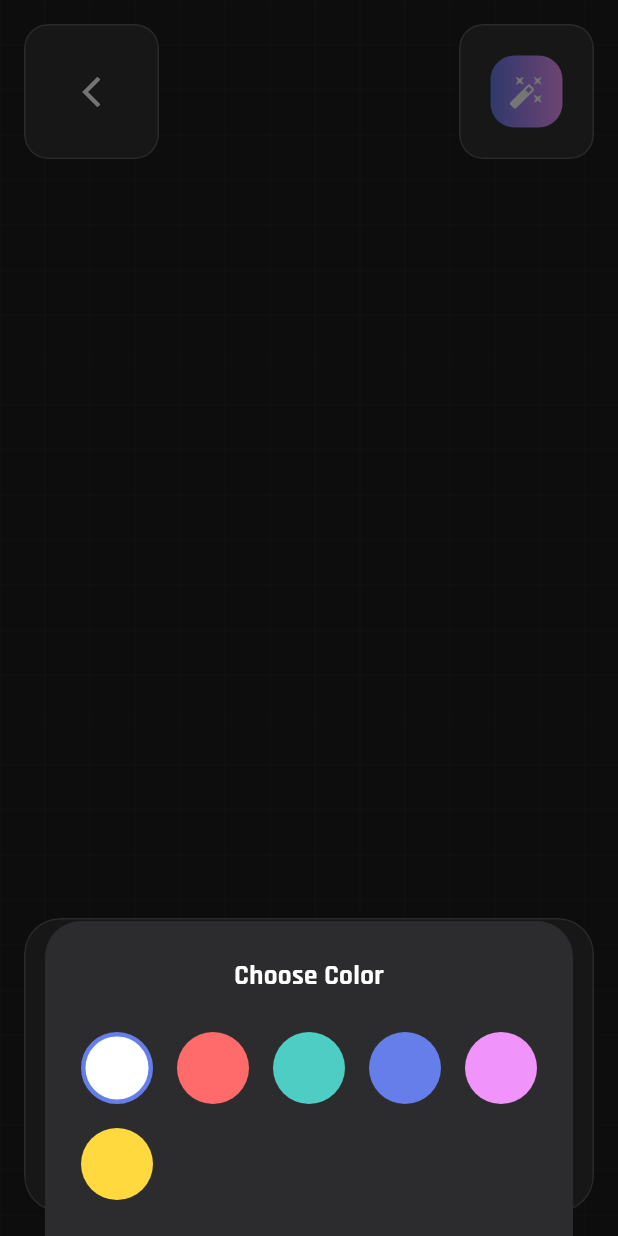
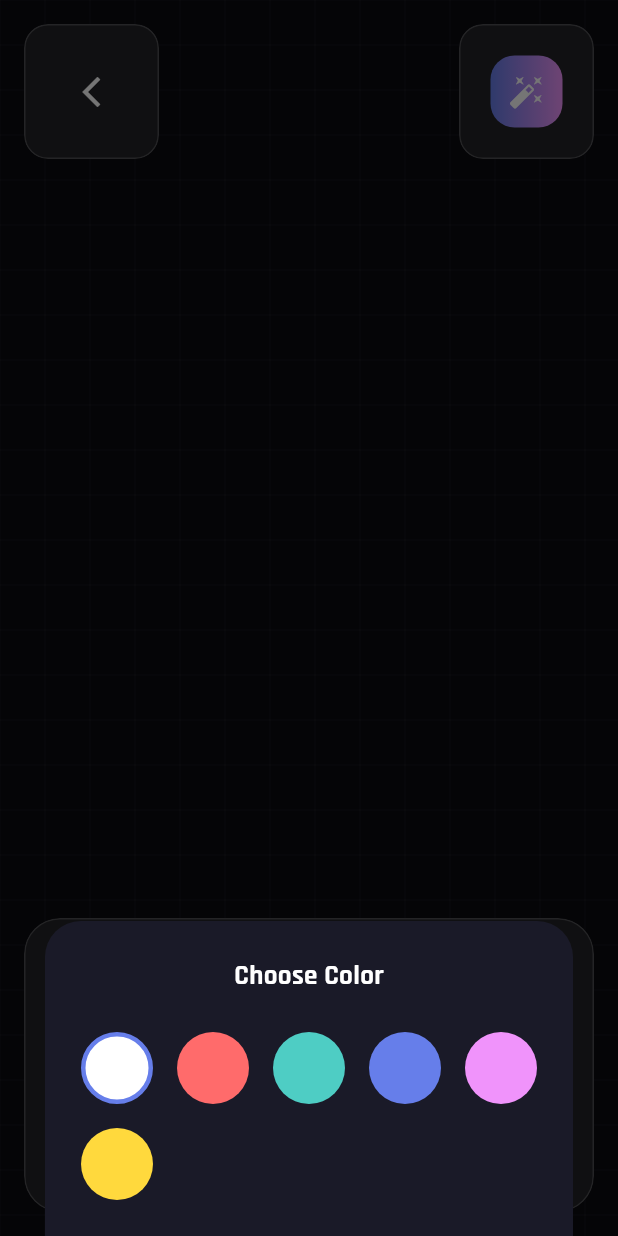
Before and after one commit to Alice7471444/nova-ai-app, a Flutter app: the SketchToImageScreen screen opened directly, after a tap on "Color", on a phone screen of 412 x 824 dp. Run offline on Flutter 3.47's test engine with Material 3 defaults, Android fonts, the phone set to English and light mode, and no system bars; our stand-ins replace animate_do, equatable, google_fonts, permission_handler, shared_preferences, speech_to_text; accounts and stored records are empty; network calls fail.

Commit message:
v4.0.1 - iOS 26 Liquid Glass Theme
- Update theme to iOS 26 futuristic liquid glass
- Deep dark backgrounds with glass effects
- Purple/cyan/pink neon gradients
- Updated all screens to use AppColors
- Fix AppColors import in sketch screen
- Build successful

```diff
--- a/lib/core/theme/app_colors.dart
+++ b/lib/core/theme/app_colors.dart
@@ -3,73 +3,94 @@ import 'package:flutter/material.dart';
 class AppColors {
   AppColors._();
 
-  // iOS Liquid Glass Style - Premium Minimal
+  // ═══════════════════════════════════════════════════════════════
+  // iOS 26 LIQUID GLASS - Futuristic Premium Design
+  // ═════════════════════════════════════════════════════════════
 
-  // Primary - Apple-style blue
-  static const Color primary = Color(0xFF007AFF);
-  static const Color primaryLight = Color(0xFF5AC8FA);
-  static const Color primaryDark = Color(0xFF0051DB);
+  // Primary - Futuristic Purple/Blue
+  static const Color primary = Color(0xFF667EEA);
+  static const Color primaryLight = Color(0xFF9F7AEA);
+  static const Color primaryDark = Color(0xFF4C6ED6);
 
-  // Secondary - Clean gray
-  static const Color secondary = Color(0xFF8E8E93);
-  static const Color secondaryLight = Color(0xFFAEAEB2);
-  static const Color secondaryDark = Color(0xFF636366);
+  // Secondary - Accent Cyan
+  static const Color secondary = Color(0xFF4ECDC4);
+  static const Color secondaryLight = Color(0xFF6EE7DE);
+  static const Color secondaryDark = Color(0xFF36B9B0);
 
-  // Accent - iOS Green
-  static const Color accent = Color(0xFF34C759);
-  static const Color accentLight = Color(0xFF30D158);
-  static const Color accentDark = Color(0xFF248A3D);
+  // Accent - Magical Pink
+  static const Color accent = Color(0xFFF093FB);
+  static const Color accentLight = Color(0xFFF5A8F9);
+  static const accentDark = Color(0xFFD558F5);
 
-  // Background - iOS System
-  static const Color background = Color(0xFFF2F2F7);  // iOS system gray
-  static const Color backgroundDark = Color(0xFF000000);
-  static const Color backgroundLight = Color(0xFFFFFFFF);
-  static const Color backgroundCard = Color(0xFFFFFFFF);
-  static const Color surface = Color(0xFFFFFFFF);
-  static const Color surfaceLight = Color(0xFFF2F2F7);
+  // ═══════════════════════════════════════════════════════════════
+  // Background - Deep Dark (Liquid Glass)
+  // ═════════════════════════════════════════════════════════════
+  static const Color background = Color(0xFF0A0A0F);
+  static const backgroundDark = Color(0xFF000000);
+  static const backgroundLight = Color(0xFF1C1C2E);
+  static const backgroundCard = Color(0xFF16161F);
+  static const surface = Color(0xFF1A1A28);
+  static const surfaceLight = Color(0xFF242438);
 
-  // Glass (softer blur)
-  static const Color glassWhite = Color(0x08FFFFFF);
-  static const Color glassPrimary = Color(0x0A007AFF);
-  static const Color glassCyan = Color(0x0A5AC8FA);
+  // ═══════════════════════════════════════════════════════════════
+  // Liquid Glass Effects
+  // ═════════════════════════════════════════════════════════════
+  static const Color glassWhite = Color(0x12FFFFFF);
+  static const glassPrimary = Color(0x1A667EEA);
+  static const glassCyan = Color(0x1A4ECDC4);
+  static const glassPink = Color(0x1AF093FB);
+  static const glassBorder = Color(0x2EFFFFFF);
+  static const glassBorderLight = Color(0x08FFFFFF);
 
-  // Text - iOS
-  static const Color textPrimary = Color(0xFF000000);
-  static const Color textSecondary = Color(0xFF3C3C43);
-  static const Color textTertiary = Color(0xFF8E8E93);
-  static const Color textHint = Color(0xFFC7C7CC);
-
-  // Dark mode text
-  static const Color textPrimaryDark = Color(0xFFFFFFFF);
-  static const Color textSecondaryDark = Color(0xFFEBEBF5);
-  static const Color textTertiaryDark = Color(0xFF8E8E93);
-
-  // Status
-  static const Color success = Color(0xFF34C759);
-  static const Color error = Color(0xFFFF3B30);
-  static const Color warning = Color(0xFFFF9500);
-  static const Color info = Color(0xFF5AC8FA);
-
-  // Gradients (subtle iOS)
+  // Gradient Effects
   static const List<Color> primaryGradient = [
-    Color(0xFF007AFF),
-    Color(0xFF5AC8FA),
+    Color(0xFF667EEA),
+    Color(0xFFF093FB),
   ];
 
   static const List<Color> glassGradient = [
-    Color(0xFFFFFFFF),
-    Color(0xFFF2F2F7),
+    Color(0xFF667EEA),
+    Color(0xFF4ECDC4),
   ];
 
   static const List<Color> darkGradient = [
-    Color(0xFF1C1C1E),
-    Color(0xFF2C2C2E),
+    Color(0xFF1C1C2E),
+    Color(0xFF16161F),
   ];
 
-  // Shadows (iOS style)
+  static const List<Color> neonGradient = [
+    Color(0xFF667EEA),
+    Color(0xFF4ECDC4),
+    Color(0xFFF093FB),
+  ];
+
+  // ═══════════════════════════════════════════════════════════════
+  // Text - Premium White
+  // ═════════════════════════════════════════════════════════════
+  static const textPrimary = Color(0xFFFFFFFF);
+  static const textSecondary = Color(0xFFE0E0E8);
+  static const textTertiary = Color(0xFF8E8E9A);
+  static const textHint = Color(0xFF5A5A6A);
+
+  // Dark mode text (already dark in this theme)
+  static const textPrimaryDark = Color(0xFFFFFFFF);
+  static const textSecondaryDark = Color(0xFFE0E0E8);
+  static const textTertiaryDark = Color(0xFF8E8E9A);
+
+  // ═══════════════════════════════════════════════════════════════
+  // Status Colors
+  // ═════════════════════════════════════════════════════════════
+  static const success = Color(0xFF4ECDC4);
+  static const error = Color(0xFFFF6B6B);
+  static const warning = Color(0xFFFFD93D);
+  static const info = Color(0xFF667EEA);
+
+  // ═══════════════════════════════════════════════════════════════
+  // Shadows - iOS 26 Liquid Glow
+  // ═════════════════════════════════════════════════════════════
   static List<BoxShadow> get softShadow => [
     BoxShadow(
-      color: Color(0x0A000000),
+      color: Color(0x40667EEA),
       blurRadius: 20,
       offset: Offset(0, 4),
     ),
@@ -77,9 +98,17 @@ class AppColors {
 
   static List<BoxShadow> get cardShadow => [
     BoxShadow(
-      color: Color(0x05000000),
+      color: Color(0x20667EEA),
       blurRadius: 10,
       offset: Offset(0, 2),
     ),
   ];
+
+  static List<BoxShadow> get glowShadow => [
+    BoxShadow(
+      color: Color(0x60667EEA),
+      blurRadius: 30,
+      spreadRadius: 5,
+    ),
+  ];
 }
--- a/lib/presentation/screens/home_screen.dart
+++ b/lib/presentation/screens/home_screen.dart
@@ -84,7 +84,7 @@ class _HomeScreenState extends State<HomeScreen> {
   @override
   Widget build(BuildContext context) {
     return Scaffold(
-      backgroundColor: Colors.black,
+      backgroundColor: AppColors.background,
       appBar: _buildAppBar(),
       body: IndexedStack(index: _currentTab, children: [_chatTab(), _discoverTab(), _settingsTab(), const SketchToImageScreen()]),
       bottomNavigationBar: _buildBottomNav(),
--- a/lib/presentation/screens/login_screen.dart
+++ b/lib/presentation/screens/login_screen.dart
@@ -39,7 +39,7 @@ class _LoginScreenState extends State<LoginScreen> {
   @override
   Widget build(BuildContext context) {
     return Scaffold(
-      backgroundColor: Colors.black,
+      backgroundColor: AppColors.background,
       body: SafeArea(
         child: Padding(
           padding: const EdgeInsets.all(24),
--- a/lib/presentation/screens/onboarding_screen.dart
+++ b/lib/presentation/screens/onboarding_screen.dart
@@ -71,7 +71,7 @@ class _OnboardingScreenState extends State<OnboardingScreen> {
   @override
   Widget build(BuildContext context) {
     return Scaffold(
-      backgroundColor: Colors.black,
+      backgroundColor: AppColors.background,
       body: SafeArea(
         child: Column(
           children: [
--- a/lib/presentation/screens/sketch_to_image_screen.dart
+++ b/lib/presentation/screens/sketch_to_image_screen.dart
@@ -4,6 +4,7 @@ import 'dart:typed_data';
 import 'dart:io';
 import 'package:flutter/material.dart' show Path;
 import 'package:path_provider/path_provider.dart';
+import '../../core/theme/app_colors.dart';
 import '../../core/services/image_generation_service.dart';
 import '../widgets/liquid_card.dart';
 
@@ -119,7 +120,7 @@ class _SketchToImageScreenState extends State<SketchToImageScreen>
     final size = MediaQuery.of(context).size;
     canvas.drawRect(
       Rect.fromLTWH(0, 0, size.width, size.height),
-      Paint()..color = const Color(0xFF1C1C1E),
+      Paint()..color = AppColors.background,
     );
 
     for (final stroke in _strokes) {
@@ -285,7 +286,7 @@ class _SketchToImageScreenState extends State<SketchToImageScreen>
   @override
   Widget build(BuildContext context) {
     return Scaffold(
-      backgroundColor: const Color(0xFF1C1C1E),
+      backgroundColor: AppColors.background,
       body: Stack(
         children: [
           // Drawing Canvas
@@ -557,7 +558,7 @@ class _SketchToImageScreenState extends State<SketchToImageScreen>
   void _showColorPicker(List<Color> colors) {
     showModalBottomSheet(
       context: context,
-      backgroundColor: const Color(0xFF2C2C2E),
+      backgroundColor: AppColors.surface,
       shape: const RoundedRectangleBorder(
         borderRadius: BorderRadius.vertical(top: Radius.circular(24)),
       ),
@@ -641,7 +642,7 @@ class _SketchToImageScreenState extends State<SketchToImageScreen>
   void _showBrushSlider() {
     showModalBottomSheet(
       context: context,
-      backgroundColor: const Color(0xFF2C2C2E),
+      backgroundColor: AppColors.surface,
       shape: const RoundedRectangleBorder(
         borderRadius: BorderRadius.vertical(top: Radius.circular(24)),
       ),
@@ -780,7 +781,7 @@ class _SketchPainter extends CustomPainter {
     // Background
     canvas.drawRect(
       Rect.fromLTWH(0, 0, size.width, size.height),
-      Paint()..color = const Color(0xFF1C1C1E),
+      Paint()..color = AppColors.background,
     );
 
     // Grid pattern for sketch feel
@@ -798,7 +799,7 @@ class _SketchPainter extends CustomPainter {
 
     // Draw strokes
     final paint = Paint()
-      ..color = isErasing ? const Color(0xFF1C1C1E) : brushColor
+      ..color = isErasing ? AppColors.background : brushColor
       ..strokeWidth = isErasing ? brushSize * 3 : brushSize
       ..strokeCap = StrokeCap.round
       ..strokeJoin = StrokeJoin.round
--- a/lib/presentation/screens/splash_screen.dart
+++ b/lib/presentation/screens/splash_screen.dart
@@ -42,7 +42,7 @@ class _SplashScreenState extends State<SplashScreen> with SingleTickerProviderSt
   @override
   Widget build(BuildContext context) {
     return Scaffold(
-      backgroundColor: Colors.black,
+      backgroundColor: AppColors.background,
       body: Center(
         child: Column(
           mainAxisAlignment: MainAxisAlignment.center,
```
Also changed, not shown: 1 other file.
